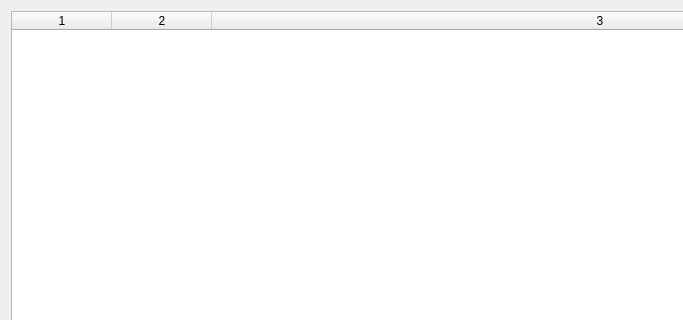
Above: functions/addressmanager/address_manager.ui from wyj2006/FMCL before the change; both pictures show x 0 to 683 and y 0 to 320 of the 1000 by 618 pixel window. Below: the same form after it.
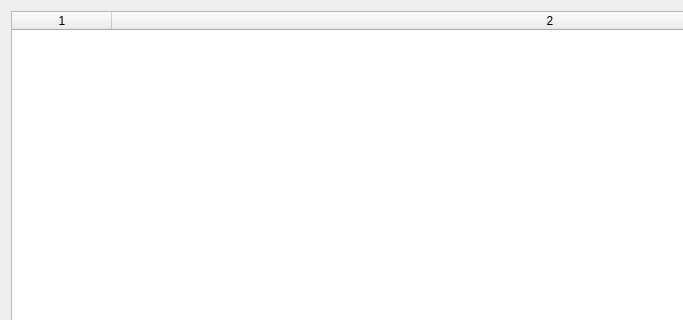
That is the form after the change. Custom widgets are drawn as their Qt base class.

The edit to the form file:
```diff
--- a/functions/addressmanager/address_manager.ui
+++ b/functions/addressmanager/address_manager.ui
@@ -23,7 +23,7 @@
       <number>0</number>
      </property>
      <property name="columnCount">
-      <number>3</number>
+      <number>2</number>
      </property>
      <attribute name="horizontalHeaderShowSortIndicator" stdset="0">
       <bool>false</bool>
@@ -33,7 +33,6 @@
      </attribute>
      <column/>
      <column/>
-     <column/>
     </widget>
    </item>
   </layout>
```
